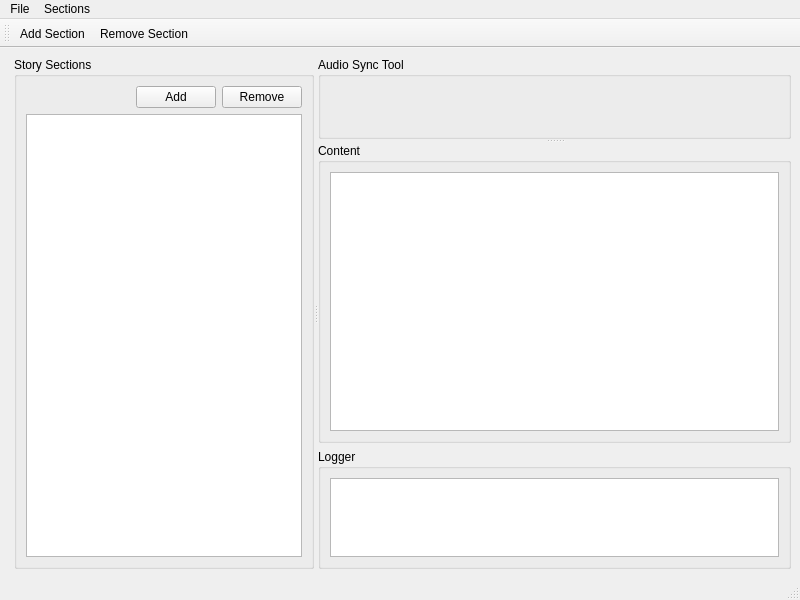
This is Cotorro/diaEditor.ui in hummingflight/cotorro-storytelling-audio-sync-tool as Qt 5 draws it before an edit. The edited form follows.
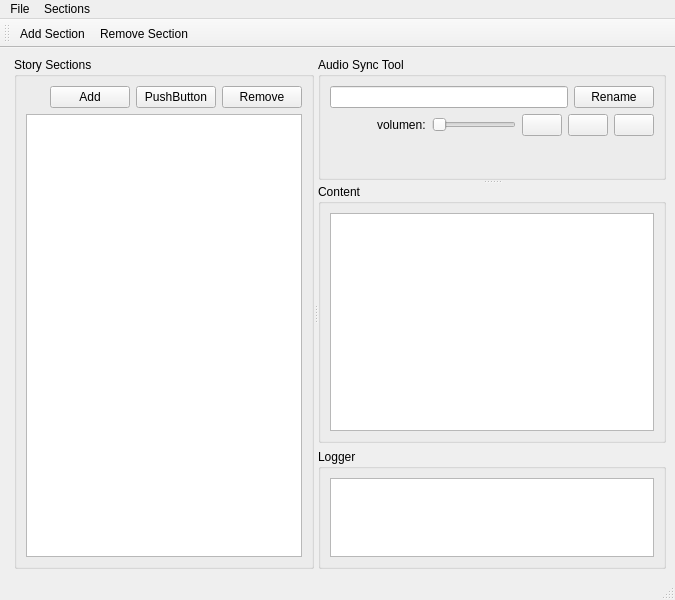
This is the edited form. Icons and pictures are not drawn.

Commit message: feat: rename section

Diff of the .ui file:
```diff
--- a/Cotorro/diaEditor.ui
+++ b/Cotorro/diaEditor.ui
@@ -6,7 +6,7 @@
    <rect>
     <x>0</x>
     <y>0</y>
-    <width>800</width>
+    <width>675</width>
     <height>600</height>
    </rect>
   </property>
@@ -83,6 +83,13 @@
                  </property>
                 </widget>
                </item>
+               <item>
+                <widget class="QPushButton" name="pushButton_4">
+                 <property name="text">
+                  <string>PushButton</string>
+                 </property>
+                </widget>
+               </item>
                <item>
                 <widget class="QPushButton" name="btn_removeSection">
                  <property name="text">
@@ -136,6 +143,87 @@
             <string>Audio Sync Tool</string>
            </property>
            <layout class="QVBoxLayout" name="verticalLayout_4">
+            <item>
+             <layout class="QHBoxLayout" name="horizontalLayout">
+              <item>
+               <widget class="QLineEdit" name="lineSectionName"/>
+              </item>
+              <item>
+               <widget class="QPushButton" name="btnRename">
+                <property name="text">
+                 <string>Rename</string>
+                </property>
+               </widget>
+              </item>
+             </layout>
+            </item>
+            <item>
+             <layout class="QHBoxLayout" name="horizontalLayout_4">
+              <item>
+               <spacer name="horizontalSpacer_2">
+                <property name="orientation">
+                 <enum>Qt::Horizontal</enum>
+                </property>
+                <property name="sizeHint" stdset="0">
+                 <size>
+                  <width>40</width>
+                  <height>20</height>
+                 </size>
+                </property>
+               </spacer>
+              </item>
+              <item>
+               <widget class="QLabel" name="lblVolumen">
+                <property name="text">
+                 <string>volumen:</string>
+                </property>
+               </widget>
+              </item>
+              <item>
+               <widget class="QSlider" name="horizontalSlider">
+                <property name="sizePolicy">
+                 <sizepolicy hsizetype="Fixed" vsizetype="Fixed">
+                  <horstretch>0</horstretch>
+                  <verstretch>0</verstretch>
+                 </sizepolicy>
+                </property>
+                <property name="orientation">
+                 <enum>Qt::Horizontal</enum>
+                </property>
+               </widget>
+              </item>
+              <item>
+               <widget class="QPushButton" name="pushButton">
+                <property name="text">
+                 <string/>
+                </property>
+                <property name="icon">
+                 <iconset resource="app-resources.qrc">
+                  <normaloff>:/icons/assets/icons/player_play.ico</normaloff>:/icons/assets/icons/player_play.ico</iconset>
+                </property>
+               </widget>
+              </item>
+              <item>
+               <widget class="QPushButton" name="pushButton_2">
+                <property name="icon">
+                 <iconset resource="app-resources.qrc">
+                  <normaloff>:/icons/assets/icons/player_pause.ico</normaloff>:/icons/assets/icons/player_pause.ico</iconset>
+                </property>
+               </widget>
+              </item>
+              <item>
+               <widget class="QPushButton" name="pushButton_3">
+                <property name="text">
+                 <string/>
+                </property>
+                <property name="icon">
+                 <iconset resource="app-resources.qrc">
+                  <normaloff>:/icons/assets/icons/player_stop.ico</normaloff>:/icons/assets/icons/player_stop.ico</iconset>
+                </property>
+               </widget>
+              </item>
+             </layout>
+            </item>
             <item>
              <widget class="QLabel" name="label">
               <property name="text">
@@ -206,7 +294,7 @@
     <rect>
      <x>0</x>
      <y>0</y>
-     <width>800</width>
+     <width>675</width>
      <height>20</height>
     </rect>
    </property>
```
The commit also changes 4 other files.
